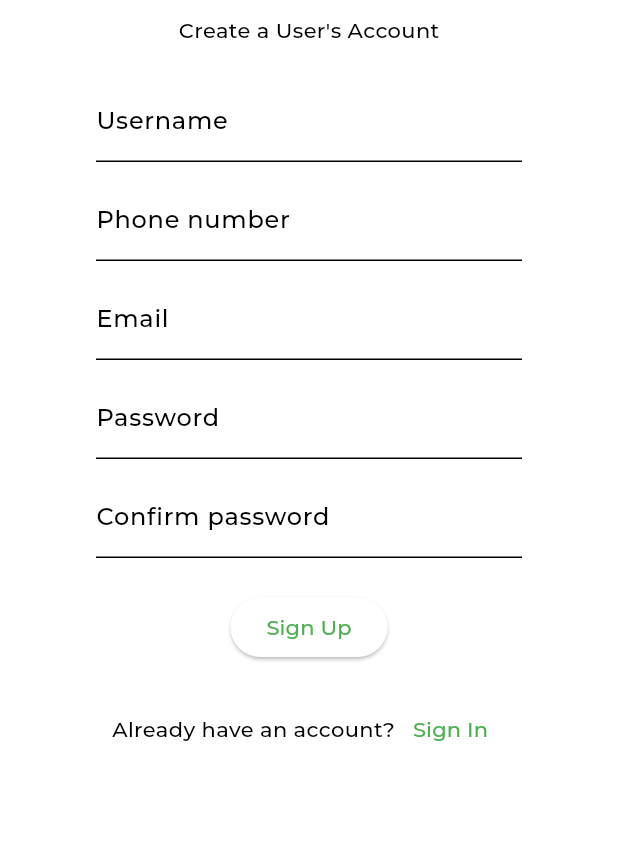
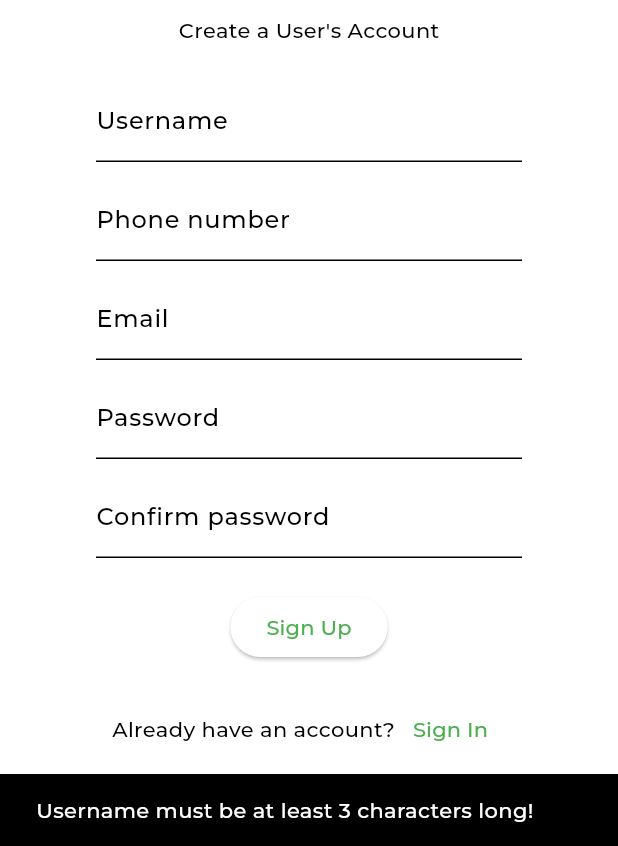
Before and after one commit to AmmarSultanDev/car_go_pfe_lp_j2ee, a Flutter app: the SignupScreen screen opened directly, after a tap on "Sign Up", on a phone screen of 412 x 824 dp, the part 390-1236 px from its top. Run offline on Flutter 3.47's test engine with Material 3 defaults, Android fonts, the phone set to English and light mode, and no system bars; our stand-ins replace connectivity_plus.

Commit message:
chore: Improve form validation in signup screen

```diff
--- a/lib/authentication/signup_screen.dart
+++ b/lib/authentication/signup_screen.dart
@@ -16,6 +16,41 @@ class _SignupScreenState extends State<SignupScreen> {
   final TextEditingController _passwordController = TextEditingController();
   final TextEditingController _confirmPasswordController =
       TextEditingController();
+
+  signUpFormValidation() {
+    if (_usernameController.text.trim().length < 3) {
+      CommonMethods(context).displaySnackBar(
+        'Username must be at least 3 characters long!',
+        context,
+      );
+      return false;
+    } else if (_userphoneController.text.trim().length < 10) {
+      CommonMethods(context).displaySnackBar(
+        'Phone number must be at least 10 characters long!',
+        context,
+      );
+      return false;
+    } else if (!_emailController.text.contains('@') ||
+        !_emailController.text.contains('.')) {
+      CommonMethods(context).displaySnackBar(
+        'Invalid email address!',
+        context,
+      );
+      return false;
+    } else if (_passwordController.text.trim().length < 6) {
+      CommonMethods(context).displaySnackBar(
+        'Password must be at least 6 characters long!',
+        context,
+      );
+      return false;
+    } else if (_passwordController.text != _confirmPasswordController.text) {
+      CommonMethods(context).displaySnackBar(
+        'Passwords do not match!',
+        context,
+      );
+      return false;
+    }
+  }
 
   @override
   Widget build(BuildContext context) {
@@ -103,6 +138,9 @@ class _SignupScreenState extends State<SignupScreen> {
                         ElevatedButton(
                           onPressed: () {
                             checkNetwork();
+                            if (signUpFormValidation() == false) {
+                              return;
+                            }
                           },
                           child: const Text(
                             'Sign Up',
```
